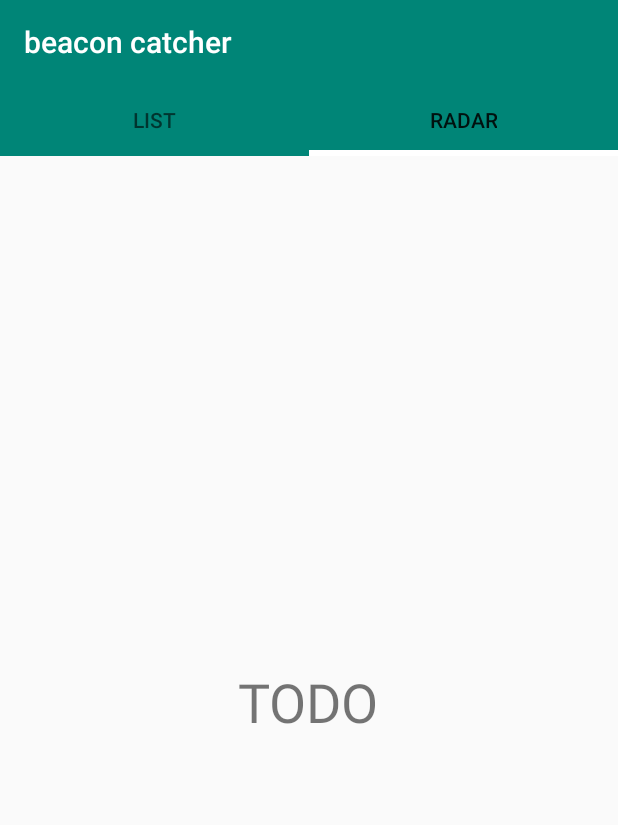
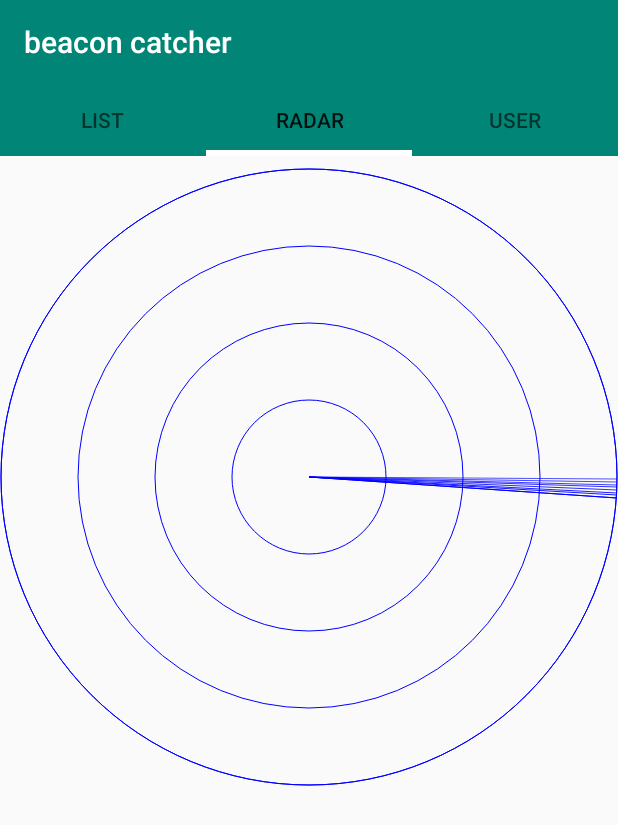
Before and after one commit to duwamish-os/beacon-cacther, an Android app: the screen it shows after launch (StandardBeaconCatcherController), tab 2 chosen, on a phone screen of 412 x 824 dp. Shown: the top 825 px of the screen. Run offline under Robolectric (Android 15) with nearby library versions, the phone set to English and light mode, and no system bars.

Commit message:
add BLE radar view and extract android_id, shout out to masta ace

```diff
--- a/app/src/main/java/com/duwamish/radio/transmitter/controller/ScanState.kt
+++ b/app/src/main/java/com/duwamish/radio/transmitter/controller/ScanState.kt
@@ -85,7 +85,7 @@ class ScanState {
                         if (errorCode == 2) {
                             val builder = AlertDialog.Builder(context)
                             builder.setTitle("Error")
-                            builder.setMessage("Error scanning. Please reboot Bluetooth or device")
+                            builder.setMessage("Your Bluetooth is misbehaving. Please reboot Bluetooth or device.")
                             builder.setPositiveButton(android.R.string.ok, null)
                             builder.setOnDismissListener { }
                             builder.show()
--- a/app/src/main/java/com/duwamish/radio/transmitter/controller/StandardBeaconCatcherController.kt
+++ b/app/src/main/java/com/duwamish/radio/transmitter/controller/StandardBeaconCatcherController.kt
@@ -18,6 +18,7 @@ import com.duwamish.radio.transmitter.state.ApplicationState
 import com.duwamish.radio.transmitter.view.BleListTab
 import com.duwamish.radio.transmitter.view.BleRadarTab
 import com.duwamish.radio.transmitter.view.BleTabView
+import com.duwamish.radio.transmitter.view.UserInfoTab
 
 class StandardBeaconCatcherController : AppCompatActivity() {
 
@@ -72,6 +73,7 @@ class StandardBeaconCatcherController : AppCompatActivity() {
     private fun renderTab() {
         bleTabView.addFragment(BleListTab(), "list")
         bleTabView.addFragment(BleRadarTab(), "radar")
+        bleTabView.addFragment(UserInfoTab(), "user")
 
         viewPager.adapter = bleTabView
         tabLayout.setupWithViewPager(viewPager)
--- a/app/src/main/java/com/duwamish/radio/transmitter/view/BleRadarTab.kt
+++ b/app/src/main/java/com/duwamish/radio/transmitter/view/BleRadarTab.kt
@@ -9,10 +9,14 @@ import com.duwamish.radio.transmitter.R
 
 public class BleRadarTab(): Fragment() {
 
+    private lateinit var radar: BleRadarView
+
     override fun onCreateView(inflater: LayoutInflater, container: ViewGroup?, savedInstanceState: Bundle?): View? {
 
         val view = inflater.inflate(R.layout.ble_radar_tab, container, false)
-
+        radar = view.findViewById<BleRadarView>(R.id.radarView)
+        radar.setShowCircles(true)
+        radar.startAnimation()
         return view
     }
 }
--- /dev/null
+++ b/app/src/main/java/com/duwamish/radio/transmitter/view/BleRadarView.java
@@ -0,0 +1,148 @@
+package com.duwamish.radio.transmitter.view;
+
+import android.content.Context;
+import android.graphics.Canvas;
+import android.graphics.Color;
+import android.graphics.Paint;
+import android.graphics.Point;
+import android.util.AttributeSet;
+import android.util.Log;
+import android.view.View;
+
+public class BleRadarView extends View {
+
+    private final String LOG = "BleRadarView";
+    private final int POINT_ARRAY_SIZE = 25;
+
+    private int fps = 100;
+    private boolean showCircles = true;
+
+    float alpha = 0;
+    Point latestPoint[] = new Point[POINT_ARRAY_SIZE];
+    Paint latestPaint[] = new Paint[POINT_ARRAY_SIZE];
+
+    public BleRadarView(Context context) {
+        this(context, null);
+    }
+
+    public BleRadarView(Context context, AttributeSet attrs) {
+        this(context, attrs, 0);
+    }
+
+    public BleRadarView(Context context, AttributeSet attrs, int defStyleAttr) {
+        super(context, attrs, defStyleAttr);
+
+        Paint localPaint = new Paint();
+        localPaint.setColor(Color.BLUE);
+        localPaint.setAntiAlias(true);
+        localPaint.setStyle(Paint.Style.STROKE);
+        localPaint.setStrokeWidth(1.0F);
+        localPaint.setAlpha(0);
+
+        int alpha_step = 255 / POINT_ARRAY_SIZE;
+        for (int i = 0; i < latestPaint.length; i++) {
+            latestPaint[i] = new Paint(localPaint);
+            latestPaint[i].setAlpha(255 - (i * alpha_step));
+        }
+    }
+
+
+    android.os.Handler mHandler = new android.os.Handler();
+    Runnable mTick = new Runnable() {
+        @Override
+        public void run() {
+            invalidate();
+            mHandler.postDelayed(this, 1000 / fps);
+        }
+    };
+
+
+    public void startAnimation() {
+        mHandler.removeCallbacks(mTick);
+        mHandler.post(mTick);
+    }
+
+    public void stopAnimation() {
+        mHandler.removeCallbacks(mTick);
+    }
+
+    public void setFrameRate(int fps) {
+        this.fps = fps;
+    }
+
+    public int getFrameRate() {
+        return this.fps;
+    }
+
+    ;
+
+    public void setShowCircles(boolean showCircles) {
+        this.showCircles = showCircles;
+    }
+
+    @Override
+    protected void onDraw(Canvas canvas) {
+        super.onDraw(canvas);
+
+        int width = getWidth();
+        int height = getHeight();
+
+        int r = Math.min(width, height);
+
+
+        //canvas.drawRect(0, 0, getWidth(), getHeight(), localPaint);
+
+        int i = r / 2;
+        int j = i - 1;
+        Paint localPaint = latestPaint[0]; // GREEN
+
+        if (showCircles) {
+            canvas.drawCircle(i, i, j, localPaint);
+            canvas.drawCircle(i, i, j, localPaint);
+            canvas.drawCircle(i, i, j * 3 / 4, localPaint);
+            canvas.drawCircle(i, i, j >> 1, localPaint);
+            canvas.drawCircle(i, i, j >> 2, localPaint);
+        }
+
+        alpha -= 0.5;
+        if (alpha < -360) alpha = 0;
+        double angle = Math.toRadians(alpha);
+        int offsetX = (int) (i + (float) (i * Math.cos(angle)));
+        int offsetY = (int) (i - (float) (i * Math.sin(angle)));
+
+        latestPoint[0] = new Point(offsetX, offsetY);
+
+        for (int x = POINT_ARRAY_SIZE - 1; x > 0; x--) {
+            latestPoint[x] = latestPoint[x - 1];
+        }
+
+
+        int lines = 0;
+        for (int x = 0; x < POINT_ARRAY_SIZE; x++) {
+            Point point = latestPoint[x];
+            if (point != null) {
+                canvas.drawLine(i, i, point.x, point.y, latestPaint[x]);
+            }
+        }
+
+
+        lines = 0;
+        for (Point p : latestPoint) if (p != null) lines++;
+
+        boolean debug = false;
+        if (debug) {
+            StringBuilder sb = new StringBuilder(" >> ");
+            for (Point p : latestPoint) {
+                if (p != null) sb.append(" (" + p.x + "x" + p.y + ")");
+            }
+
+            Log.d(LOG, sb.toString());
+            //  " - R:" + r + ", i=" + i +
+            //  " - Size: " + width + "x" + height +
+            //  " - Angle: " + angle +
+            //  " - Offset: " + offsetX + "," + offsetY);
+        }
+
+    }
+
+}
--- /dev/null
+++ b/app/src/main/java/com/duwamish/radio/transmitter/view/UserInfoTab.kt
@@ -0,0 +1,39 @@
+package com.duwamish.radio.transmitter.view
+
+import android.os.Bundle
+import android.provider.Settings
+import android.support.v4.app.Fragment
+import android.view.LayoutInflater
+import android.view.View
+import android.view.ViewGroup
+import android.widget.TextView
+import com.duwamish.radio.transmitter.R
+import java.util.*
+
+public class UserInfoTab(): Fragment () {
+
+    private lateinit var userId: TextView
+
+    override fun onCreateView(inflater: LayoutInflater,
+                              container: ViewGroup?,
+                              savedInstanceState: Bundle?): View? {
+
+        val view = inflater.inflate(R.layout.ble_user_info, container, false)
+        userId = view.findViewById<TextView>(R.id.userId)
+
+        var androidId = Settings.Secure.getString(
+                getContext()?.getContentResolver(),
+                Settings.Secure.ANDROID_ID
+        )
+//
+//        if(androidId != null)
+//            androidId = androidId + "00000"
+//        else
+//            androidId = "" + "00000"
+//        val key= androidId.substring(0, Math.min(androidId.length, 5))
+
+        userId.text = (androidId)
+
+        return view
+    }
+}
--- a/app/src/main/res/layout/ble_radar_tab.xml
+++ b/app/src/main/res/layout/ble_radar_tab.xml
@@ -1,14 +1,13 @@
 <?xml version="1.0" encoding="utf-8"?>
-<RelativeLayout xmlns:android="http://schemas.android.com/apk/res/android"
+<LinearLayout
+    xmlns:android="http://schemas.android.com/apk/res/android"
     android:layout_width="match_parent"
     android:layout_height="match_parent">
 
-    <TextView
-        android:layout_width="wrap_content"
-        android:layout_height="wrap_content"
-        android:layout_centerInParent="true"
-        android:text="TODO"
-        android:textSize="36sp" />
+    <com.duwamish.radio.transmitter.view.BleRadarView
+        android:id="@+id/radarView"
+        android:layout_width="match_parent"
+        android:layout_height="match_parent"
+        android:layout_gravity="center_horizontal" />
 
-
-</RelativeLayout>
+</LinearLayout>
--- /dev/null
+++ b/app/src/main/res/layout/ble_user_info.xml
@@ -0,0 +1,14 @@
+<?xml version="1.0" encoding="utf-8"?>
+<RelativeLayout xmlns:android="http://schemas.android.com/apk/res/android"
+    android:layout_width="match_parent"
+    android:layout_height="match_parent">
+
+    <TextView
+        android:id="@+id/userId"
+        android:layout_width="wrap_content"
+        android:layout_height="wrap_content"
+        android:textColor="@android:color/black"
+        android:text="FIXME"
+        />
+
+</RelativeLayout>
```
Also changed, not shown: app/src/main/java/com/duwamish/radio/transmitter/view/BleListTab.kt (+6 -1 lines).
